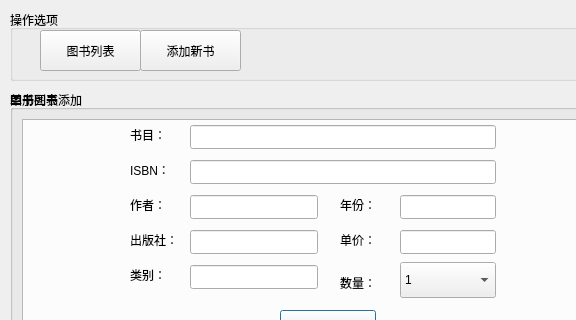
liangzhenduo/Library, file src/book_manage_dialog.ui: the form before one commit; both pictures show x 0 to 576 and y 0 to 320 of the 702 by 420 pixel window.
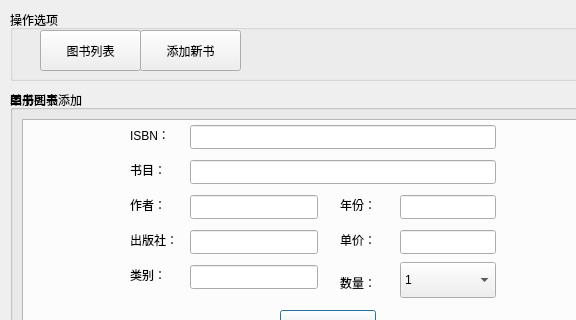
The form after the commit.

Commit message: add book fixing status

```diff
--- a/src/book_manage_dialog.ui
+++ b/src/book_manage_dialog.ui
@@ -74,7 +74,7 @@
     <property name="geometry">
      <rect>
       <x>180</x>
-      <y>35</y>
+      <y>70</y>
       <width>306</width>
       <height>24</height>
      </rect>
@@ -84,7 +84,7 @@
     <property name="geometry">
      <rect>
       <x>120</x>
-      <y>35</y>
+      <y>70</y>
       <width>61</width>
       <height>20</height>
      </rect>
@@ -253,7 +253,7 @@
     <property name="geometry">
      <rect>
       <x>180</x>
-      <y>70</y>
+      <y>35</y>
       <width>306</width>
       <height>24</height>
      </rect>
@@ -266,7 +266,7 @@
     <property name="geometry">
      <rect>
       <x>120</x>
-      <y>70</y>
+      <y>35</y>
       <width>61</width>
       <height>20</height>
      </rect>
```
Left out of the diff: 4 changed lines with no effect on the pictures. The commit also changes 7 other files.
